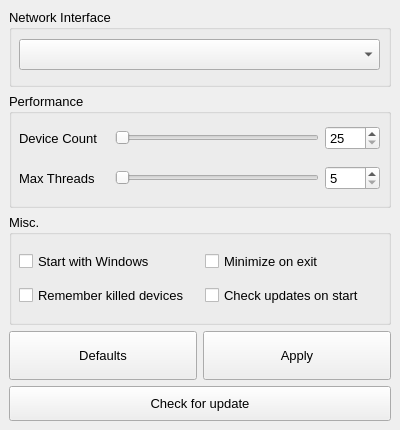
First picture: the form in exe/ui_settings.ui, repository zubcats/ArpCut-main-updated, before the edit.
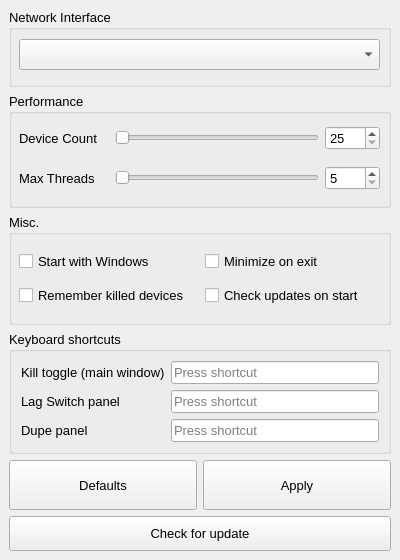
Second picture: the form after the edit.

```diff
--- a/exe/ui_settings.ui
+++ b/exe/ui_settings.ui
@@ -8,19 +8,19 @@
     <x>0</x>
     <y>0</y>
     <width>400</width>
-    <height>430</height>
+    <height>560</height>
    </rect>
   </property>
   <property name="minimumSize">
    <size>
     <width>400</width>
-    <height>430</height>
+    <height>560</height>
    </size>
   </property>
   <property name="maximumSize">
    <size>
     <width>400</width>
-    <height>440</height>
+    <height>580</height>
    </size>
   </property>
   <property name="windowTitle">
@@ -144,7 +144,57 @@
         </widget>
        </widget>
       </item>
-      <item row="4" column="0" colspan="4">
+      <item row="3" column="0" colspan="4">
+       <widget class="QGroupBox" name="groupBox_keys">
+        <property name="minimumSize">
+         <size>
+          <width>0</width>
+          <height>108</height>
+         </size>
+        </property>
+        <property name="font">
+         <font>
+          <pointsize>10</pointsize>
+         </font>
+        </property>
+        <property name="title">
+         <string>Keyboard shortcuts</string>
+        </property>
+        <layout class="QFormLayout" name="formLayout_keys">
+         <item row="0" column="0">
+          <widget class="QLabel" name="labelKeyKill">
+           <property name="text">
+            <string>Kill toggle (main window)</string>
+           </property>
+          </widget>
+         </item>
+         <item row="0" column="1">
+          <widget class="QKeySequenceEdit" name="keySeqKill"/>
+         </item>
+         <item row="1" column="0">
+          <widget class="QLabel" name="labelKeyLag">
+           <property name="text">
+            <string>Lag Switch panel</string>
+           </property>
+          </widget>
+         </item>
+         <item row="1" column="1">
+          <widget class="QKeySequenceEdit" name="keySeqLag"/>
+         </item>
+         <item row="2" column="0">
+          <widget class="QLabel" name="labelKeyDupe">
+           <property name="text">
+            <string>Dupe panel</string>
+           </property>
+          </widget>
+         </item>
+         <item row="2" column="1">
+          <widget class="QKeySequenceEdit" name="keySeqDupe"/>
+         </item>
+        </layout>
+       </widget>
+      </item>
+      <item row="5" column="0" colspan="4">
        <widget class="QPushButton" name="btnUpdate">
         <property name="sizePolicy">
          <sizepolicy hsizetype="Preferred" vsizetype="Fixed">
@@ -168,7 +218,7 @@
         </property>
        </widget>
       </item>
-      <item row="3" column="0" colspan="2">
+      <item row="4" column="0" colspan="2">
        <widget class="QPushButton" name="btnDefaults">
         <property name="sizePolicy">
          <sizepolicy hsizetype="Preferred" vsizetype="Preferred">
@@ -186,7 +236,7 @@
         </property>
        </widget>
       </item>
-      <item row="3" column="2" colspan="2">
+      <item row="4" column="2" colspan="2">
        <widget class="QPushButton" name="btnApply">
         <property name="sizePolicy">
          <sizepolicy hsizetype="Preferred" vsizetype="Preferred">
```
